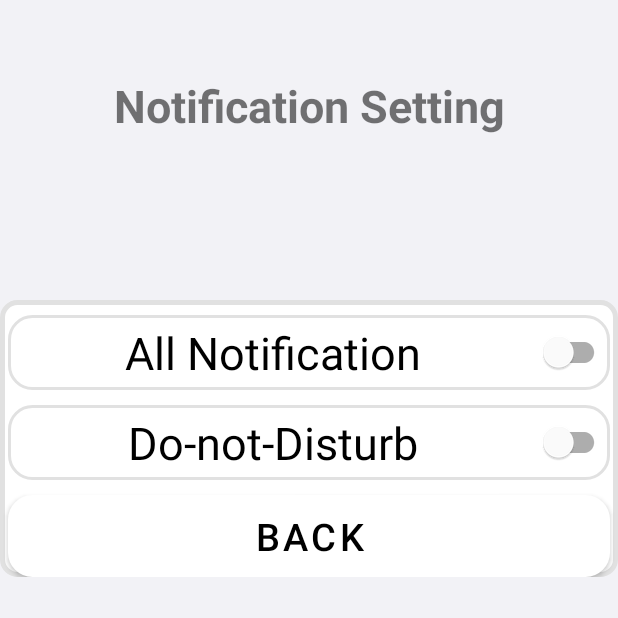
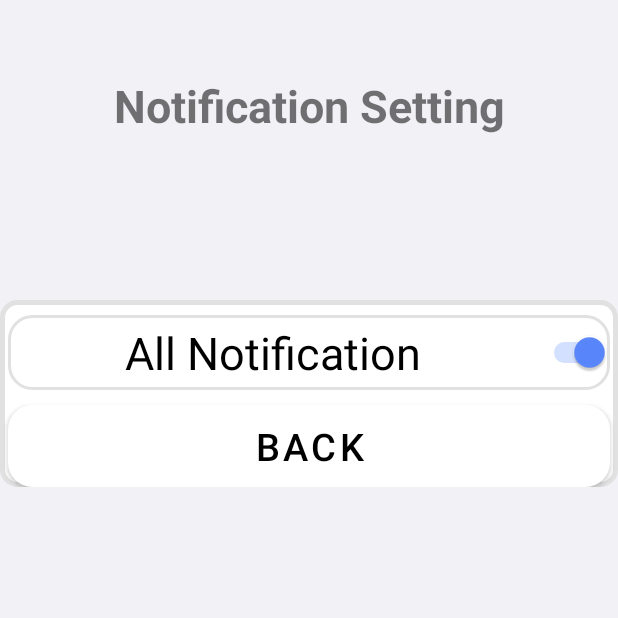
Before and after one commit to wlzkxm2/Probono, an Android app: the Setting_notification screen opened directly, with no data from a screen before it, on a phone screen of 412 x 824 dp, the top half of it. Run offline under Robolectric (Android 15) with nearby library versions, the phone set to English and light mode, and no system bars.

Commit message:
스위치 클래스 등록 상단바 색 수정

```diff
--- a/app/src/main/java/com/example/calender/setting/Setting_notification.java
+++ b/app/src/main/java/com/example/calender/setting/Setting_notification.java
@@ -4,7 +4,9 @@ import android.os.Bundle;
 import android.view.View;
 import android.view.ViewGroup;
 import android.widget.Button;
+import android.widget.CompoundButton;
 import android.widget.ImageButton;
+import android.widget.Switch;
 
 import androidx.annotation.Nullable;
 import androidx.appcompat.app.AppCompatActivity;
@@ -14,6 +16,7 @@ import com.example.calender.R;
 public class Setting_notification extends AppCompatActivity {
     Button back;
     View.OnClickListener cl;
+    Switch notisw;
 
     @Override
     protected void onCreate(@Nullable Bundle savedInstanceState) {
@@ -22,6 +25,17 @@ public class Setting_notification extends AppCompatActivity {
         //알림 설정 레이아웃을 표시
 
         back = (Button) findViewById(R.id.back_noti);
+        notisw=(Switch) findViewById(R.id.noti_switch) ;
+        (notisw).setChecked(true);
+        (notisw).setOnCheckedChangeListener(new CompoundButton.OnCheckedChangeListener() {
+            public void onCheckedChanged(CompoundButton buttonView, boolean isChecked) {
+                if (isChecked) {
+                    //True이면 할 일
+                }else{
+                    //False이면 할 일
+                }
+            }
+        });
 
 
         cl = new View.OnClickListener() {  //뒤로가기 버튼 누르면 화면 종료되도록 설정
--- a/app/src/main/res/layout/setting_notification.xml
+++ b/app/src/main/res/layout/setting_notification.xml
@@ -30,8 +30,8 @@
         >
         <!-- 계정 설정 버튼이다-->
         <!-- 알림 설정 버튼이다-->
-        <com.google.android.material.switchmaterial.SwitchMaterial
-            android:id="@+id/switch1"
+        <Switch
+            android:id="@+id/noti_switch"
             android:layout_width="match_parent"
             android:layout_height="50dp"
             android:layout_marginTop="10dp"
@@ -41,17 +41,6 @@
             android:textSize="30sp"
             android:textAlignment="center"
             android:text="@string/notification_all" />
-        <com.google.android.material.switchmaterial.SwitchMaterial
-            android:id="@+id/switch2"
-            android:layout_width="match_parent"
-            android:layout_height="50dp"
-            android:layout_marginTop="10dp"
-            android:layout_marginStart="5dp"
-            android:layout_marginEnd="5dp"
-            android:background="@drawable/example1"
-            android:textSize="30sp"
-            android:textAlignment="center"
-            android:text="@string/Donotdisturb" />
 
         <Button
             android:id="@+id/back_noti"
```
